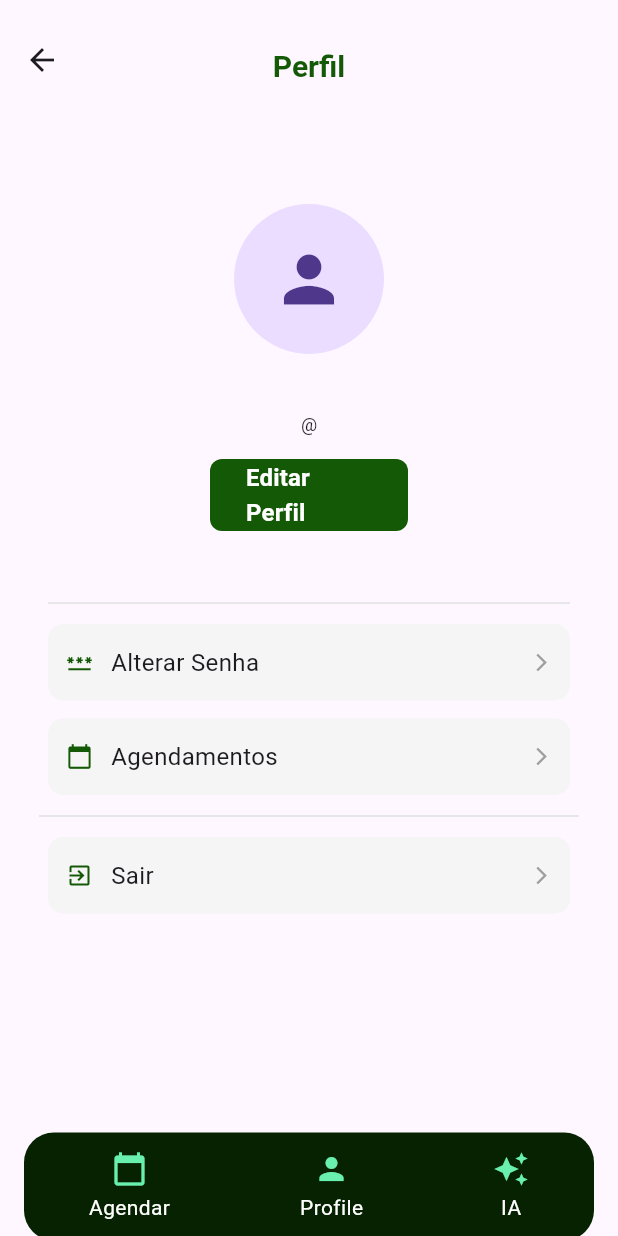
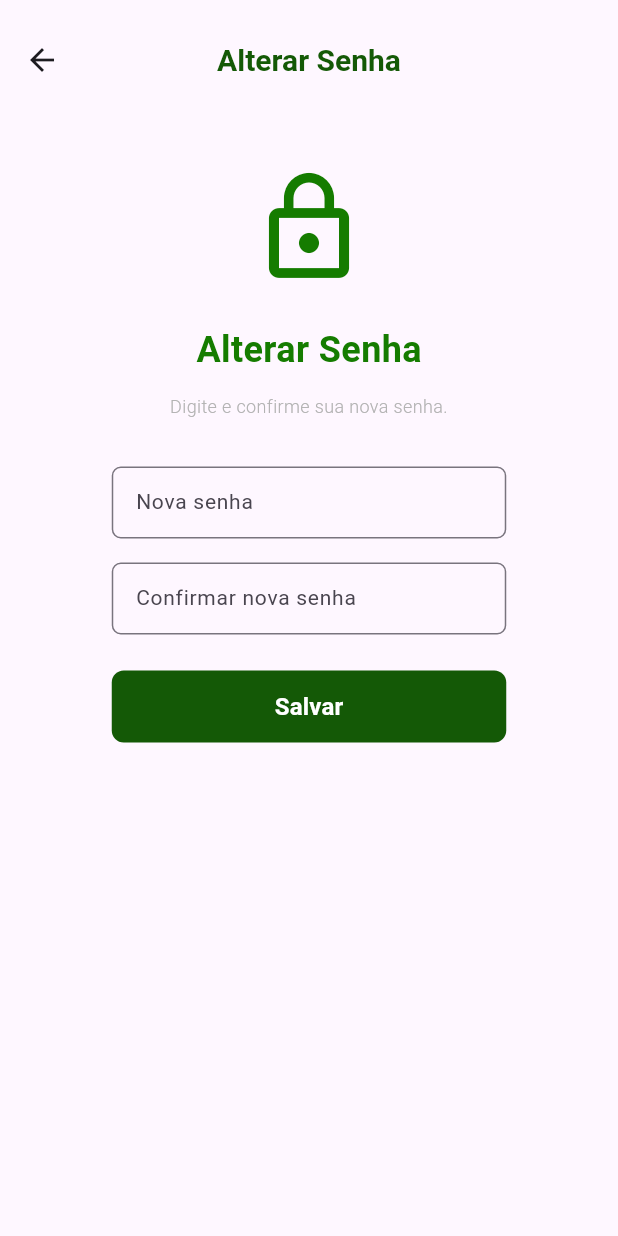
Before and after one commit to raymartinsajudarte/projeto-PI-5modulo, a Flutter app: the PerfilPage screen opened by its route, after a tap on "Alterar Senha", on a phone screen of 412 x 824 dp. Run offline on Flutter 3.47's test engine with Material 3 defaults, Android fonts, the phone set to English and light mode, and no system bars; our stand-ins replace image_picker, shared_preferences; accounts and stored records are empty.

Commit message:
feat: implement password change and recovery features - Add ChangePasswordPage and ForgotPasswordPage for user password management - Create ChangePasswordViewModel and ForgotPasswordViewModel for handling logic - Update routing to include new password management pages - Implement email sending functionality for password recovery - Enhance user experience with validation and feedback messages

```diff
--- /dev/null
+++ b/src/appbarbearia/devtools_options.yaml
@@ -0,0 +1,3 @@
+description: This file stores settings for Dart & Flutter DevTools.
+documentation: https://docs.flutter.dev/tools/devtools/extensions#configure-extension-enablement-states
+extensions:
--- a/src/appbarbearia/lib/src/app_barbearia.dart
+++ b/src/appbarbearia/lib/src/app_barbearia.dart
@@ -3,11 +3,15 @@ import 'package:appbarbearia/src/pages/login_page.dart';
 import 'package:appbarbearia/src/pages/perfil_page.dart';
 import 'package:appbarbearia/src/pages/register_page.dart';
 import 'package:appbarbearia/src/pages/edit_user_page.dart';
+import 'package:appbarbearia/src/pages/forgot_password_page.dart';
+import 'package:appbarbearia/src/pages/change_password_page.dart';
 import 'package:appbarbearia/src/viewmodels/agendamento_view_model.dart';
+import 'package:appbarbearia/src/viewmodels/forgot_password_view_model.dart';
 import 'package:appbarbearia/src/viewmodels/login_view_model.dart';
 import 'package:appbarbearia/src/viewmodels/perfil_view_model.dart';
 import 'package:appbarbearia/src/viewmodels/register_view_model.dart';
 import 'package:appbarbearia/src/viewmodels/edit_user_view_model.dart';
+import 'package:appbarbearia/src/viewmodels/change_password_view_model.dart';
 import 'package:flutter/material.dart';
 import 'package:provider/provider.dart';
 import 'pages/welcome_page.dart';
@@ -24,6 +28,9 @@ class AppBarbearia extends StatelessWidget {
         ChangeNotifierProvider(create: (_) => PerfilViewModel()),
         ChangeNotifierProvider(create: (_) => AgendamentoViewModel()),
         ChangeNotifierProvider(create: (_) => EditUserViewModel()),
+        ChangeNotifierProvider(create: (_) => ForgotPasswordViewModel()),
+        ChangeNotifierProvider(create: (_) => ChangePasswordViewModel()),
+
 
       ],
       child: MaterialApp(
@@ -37,6 +44,8 @@ class AppBarbearia extends StatelessWidget {
           '/perfil': (context) => PerfilPage(),
           '/edit-user': (context) => EditUserPage(),
           '/agendamento': (context) => AgendamentoPage(),
+          '/forgot-password': (context) => ForgotPasswordPage(),
+          '/alterar-senha': (context) => ChangePasswordPage(),
         },
       ),
     );
--- /dev/null
+++ b/src/appbarbearia/lib/src/pages/change_password_page.dart
@@ -0,0 +1,139 @@
+import 'package:appbarbearia/src/widgets/primary_button.dart';
+import 'package:appbarbearia/src/widgets/text_input.dart';
+import 'package:flutter/material.dart';
+import 'package:provider/provider.dart';
+import '../viewmodels/change_password_view_model.dart';
+
+class ChangePasswordPage extends StatefulWidget {
+  const ChangePasswordPage({super.key});
+
+  @override
+  State<ChangePasswordPage> createState() => _ChangePasswordPageState();
+}
+
+class _ChangePasswordPageState extends State<ChangePasswordPage> {
+  final novaSenhaController = TextEditingController();
+  final confirmarSenhaController = TextEditingController();
+
+  @override
+  void dispose() {
+    novaSenhaController.dispose();
+    confirmarSenhaController.dispose();
+    super.dispose();
+  }
+
+  Future<void> _salvar() async {
+    final vm = context.read<ChangePasswordViewModel>();
+
+    final erro = await vm.alterarSenha(
+      novaSenha: novaSenhaController.text.trim(),
+      confirmarSenha: confirmarSenhaController.text.trim(),
+    );
+
+    if (!mounted) return;
+
+    if (erro != null) {
+      ScaffoldMessenger.of(context).showSnackBar(
+        SnackBar(content: Text(erro)),
+      );
+    } else {
+      ScaffoldMessenger.of(context).showSnackBar(
+        const SnackBar(content: Text('Senha alterada com sucesso!')),
+      );
+      Navigator.pop(context);
+    }
+  }
+
+  @override
+  Widget build(BuildContext context) {
+    final vm = context.watch<ChangePasswordViewModel>();
+
+    return Scaffold(
+      appBar: AppBar(
+        toolbarHeight: 80,
+        title: const Text('Alterar Senha'),
+        centerTitle: true,
+        titleTextStyle: const TextStyle(
+          color: Color(0xFF145906),
+          fontSize: 20,
+          fontWeight: FontWeight.bold,
+        ),
+        leading: IconButton(
+          onPressed: () => Navigator.pop(context),
+          icon: const Icon(Icons.arrow_back),
+        ),
+      ),
+      body: SafeArea(
+        child: SingleChildScrollView(
+          padding: const EdgeInsets.symmetric(horizontal: 24, vertical: 32),
+          child: Center(
+            child: Column(
+              children: [
+                const Icon(
+                  Icons.lock_outline,
+                  size: 80,
+                  color: Color(0xFF157C00),
+                ),
+
+                const SizedBox(height: 24),
+
+                const Text(
+                  'Alterar Senha',
+                  style: TextStyle(
+                    fontSize: 24,
+                    fontWeight: FontWeight.bold,
+                    color: Color(0xFF157C00),
+                  ),
+                ),
+
+                const SizedBox(height: 12),
+
+                const Text(
+                  'Digite e confirme sua nova senha.',
+                  textAlign: TextAlign.center,
+                  style: TextStyle(
+                    fontSize: 12,
+                    fontWeight: FontWeight.w300,
+                    color: Color(0xFFB2B2B2),
+                  ),
+                ),
+
+                const SizedBox(height: 32),
+
+                SizedBox(
+                  width: 263,
+                  child: TextInput(
+                    textPlaceholder: 'Nova senha',
+                    obscure: true,
+                    controller: novaSenhaController,
+                  ),
+                ),
+
+                const SizedBox(height: 16),
+
+                SizedBox(
+                  width: 263,
+                  child: TextInput(
+                    textPlaceholder: 'Confirmar nova senha',
+                    obscure: true,
+                    controller: confirmarSenhaController,
+                  ),
+                ),
+
+                const SizedBox(height: 24),
+
+                vm.isLoading
+                    ? const CircularProgressIndicator()
+                    : PrimaryButton(
+                        text: 'Salvar',
+                        onPressed: _salvar,
+                        width: 263,
+                      ),
+              ],
+            ),
+          ),
+        ),
+      ),
+    );
+  }
+}
--- a/src/appbarbearia/lib/src/pages/perfil_page.dart
+++ b/src/appbarbearia/lib/src/pages/perfil_page.dart
@@ -75,7 +75,7 @@ class _PerfilPageState extends State<PerfilPage> {
               ProfileLinkButton(
                 icon: Icons.password,
                 title: 'Alterar Senha',
-                onTap: () {},
+                onTap: () => Navigator.pushNamed(context, '/alterar-senha'),
               ),
               ProfileLinkButton(
                 icon: Icons.calendar_today,
--- a/src/appbarbearia/lib/src/services/user_service.dart
+++ b/src/appbarbearia/lib/src/services/user_service.dart
@@ -10,11 +10,13 @@ class UserService {
     String? nome,
     String? email,
     String? celular,
+    String? senha,
   }) async {
     final body = <String, dynamic>{};
     if (nome != null && nome.isNotEmpty) body['nome'] = nome;
     if (email != null && email.isNotEmpty) body['email'] = email;
     if (celular != null && celular.isNotEmpty) body['celular'] = celular;
+    if (senha != null && senha.isNotEmpty) body['senha'] = senha;
 
     final response = await http.put(
       Uri.parse('$_baseUrl/users/$id'),
@@ -31,6 +33,7 @@ class UserService {
     throw Exception(data['message'] ?? 'Erro ao atualizar usuário.');
   }
 
+  /// Faz upload da foto — compatível com Web, Android e iOS.
   Future<String> uploadFoto({
     required int id,
     required List<int> bytes,
```
Also changed, not shown: src/appbarbearia/lib/src/pages/forgot_password_page.dart (added, +128 -0 lines), src/appbarbearia/lib/src/pages/login_page.dart (+13 -1 lines), src/appbarbearia/lib/src/pages/register_page.dart (+12 -0 lines), src/appbarbearia/lib/src/services/forgot_password_service.dart (added, +24 -0 lines), src/appbarbearia/lib/src/viewmodels/change_password_view_model.dart (added, +46 -0 lines), src/appbarbearia/lib/src/viewmodels/forgot_password_view_model.dart (added, +29 -0 lines), 5 other files.
